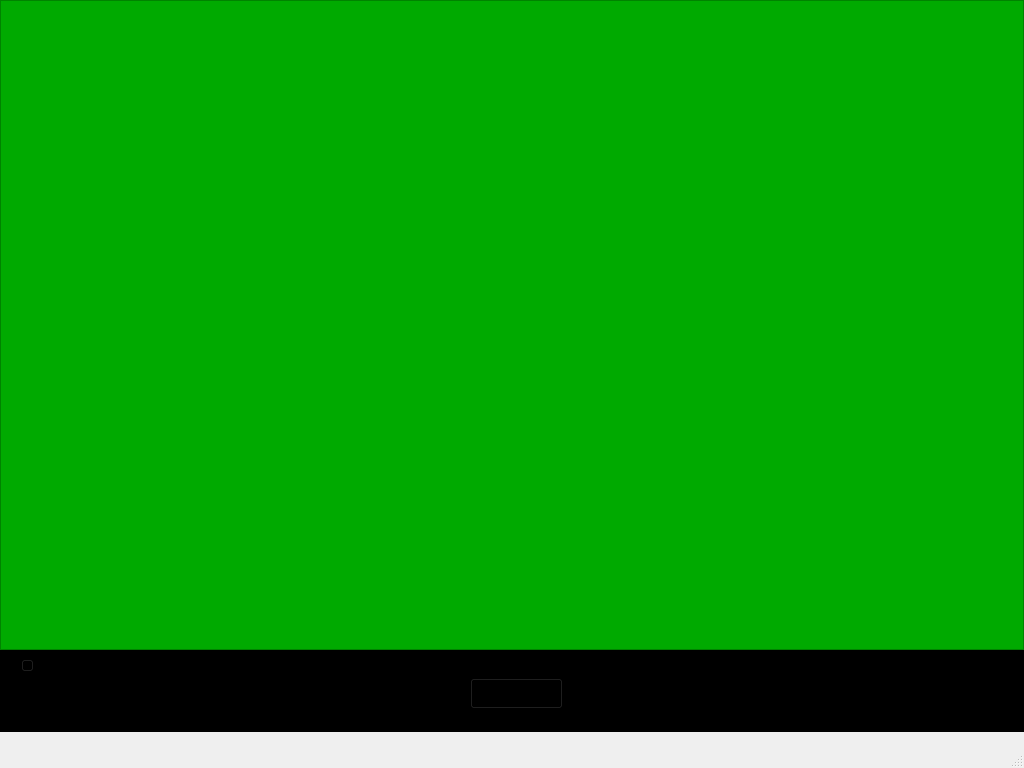
Before: the Qt Designer form ui/mainmenu.ui in DoMinhTuong/python-app, drawn with Qt 5.
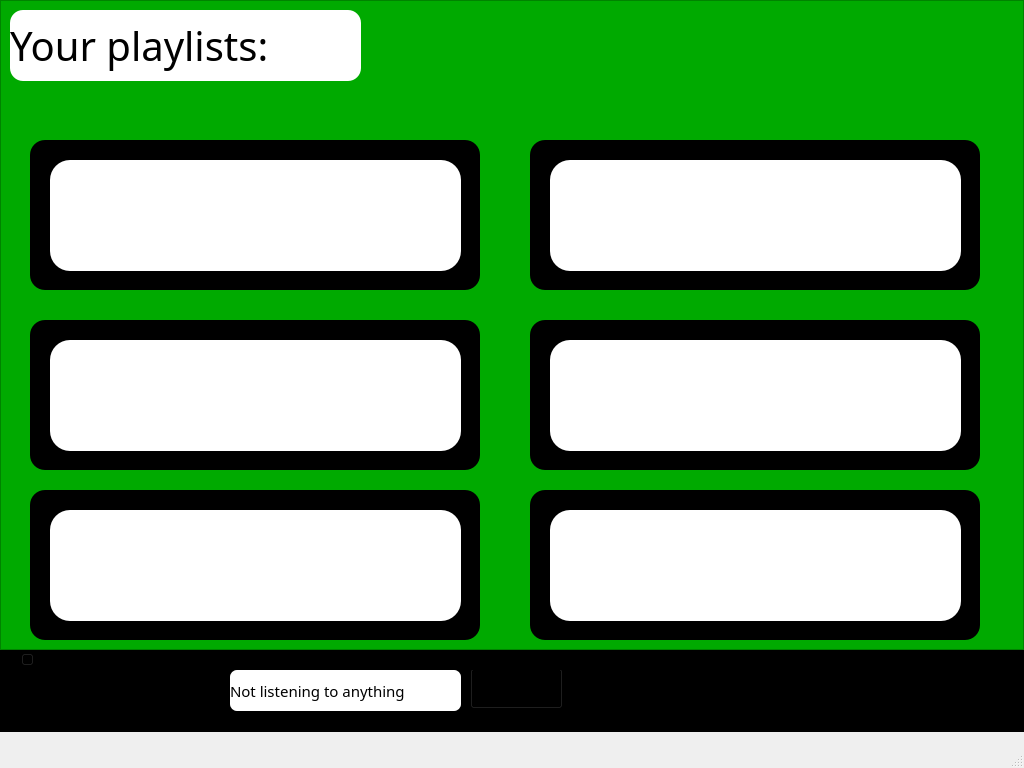
After: the same form once the commit is applied. The open tabs and pages were chosen to show the change. Icons and pictures are not drawn.

Commit message: main menu

The edit to the form file:
```diff
--- a/ui/mainmenu.ui
+++ b/ui/mainmenu.ui
@@ -222,6 +222,317 @@
       <property name="frameShadow">
        <enum>QFrame::Shadow::Raised</enum>
       </property>
+      <widget class="QLabel" name="label_2">
+       <property name="geometry">
+        <rect>
+         <x>10</x>
+         <y>10</y>
+         <width>351</width>
+         <height>71</height>
+        </rect>
+       </property>
+       <property name="font">
+        <font>
+         <family>Segoe UI Black</family>
+         <pointsize>30</pointsize>
+        </font>
+       </property>
+       <property name="styleSheet">
+        <string notr="true">background-color:rgb(255, 255, 255);
+border-radius: 13px;</string>
+       </property>
+       <property name="text">
+        <string>Your playlists:</string>
+       </property>
+      </widget>
+      <widget class="QFrame" name="playlist_frame">
+       <property name="geometry">
+        <rect>
+         <x>30</x>
+         <y>140</y>
+         <width>450</width>
+         <height>150</height>
+        </rect>
+       </property>
+       <property name="styleSheet">
+        <string notr="true">background-color:rgb(0, 0, 0);
+border-radius:15px;</string>
+       </property>
+       <property name="frameShape">
+        <enum>QFrame::Shape::StyledPanel</enum>
+       </property>
+       <property name="frameShadow">
+        <enum>QFrame::Shadow::Raised</enum>
+       </property>
+       <widget class="QPushButton" name="pushButton_12">
+        <property name="geometry">
+         <rect>
+          <x>20</x>
+          <y>20</y>
+          <width>411</width>
+          <height>111</height>
+         </rect>
+        </property>
+        <property name="font">
+         <font>
+          <family>Segoe UI Black</family>
+          <pointsize>20</pointsize>
+         </font>
+        </property>
+        <property name="styleSheet">
+         <string notr="true">background-color:rgb(255, 255, 255);
+border-radius: 20px;
+</string>
+        </property>
+        <property name="text">
+         <string/>
+        </property>
+        <property name="icon">
+         <iconset>
+          <normaloff>../img/plus-solid.svg</normaloff>../img/plus-solid.svg</iconset>
+        </property>
+       </widget>
+      </widget>
+      <widget class="QFrame" name="playlist_frame_2">
+       <property name="geometry">
+        <rect>
+         <x>530</x>
+         <y>140</y>
+         <width>450</width>
+         <height>150</height>
+        </rect>
+       </property>
+       <property name="styleSheet">
+        <string notr="true">background-color:rgb(0, 0, 0);
+border-radius:15px;</string>
+       </property>
+       <property name="frameShape">
+        <enum>QFrame::Shape::StyledPanel</enum>
+       </property>
+       <property name="frameShadow">
+        <enum>QFrame::Shadow::Raised</enum>
+       </property>
+       <widget class="QPushButton" name="pushButton_13">
+        <property name="geometry">
+         <rect>
+          <x>20</x>
+          <y>20</y>
+          <width>411</width>
+          <height>111</height>
+         </rect>
+        </property>
+        <property name="font">
+         <font>
+          <family>Segoe UI Black</family>
+          <pointsize>20</pointsize>
+         </font>
+        </property>
+        <property name="styleSheet">
+         <string notr="true">background-color:rgb(255, 255, 255);
+border-radius: 20px;
+</string>
+        </property>
+        <property name="text">
+         <string/>
+        </property>
+        <property name="icon">
+         <iconset>
+          <normaloff>../img/plus-solid.svg</normaloff>../img/plus-solid.svg</iconset>
+        </property>
+       </widget>
+      </widget>
+      <widget class="QFrame" name="playlist_frame_3">
+       <property name="geometry">
+        <rect>
+         <x>30</x>
+         <y>320</y>
+         <width>450</width>
+         <height>150</height>
+        </rect>
+       </property>
+       <property name="styleSheet">
+        <string notr="true">background-color:rgb(0, 0, 0);
+border-radius:15px;</string>
+       </property>
+       <property name="frameShape">
+        <enum>QFrame::Shape::StyledPanel</enum>
+       </property>
+       <property name="frameShadow">
+        <enum>QFrame::Shadow::Raised</enum>
+       </property>
+       <widget class="QPushButton" name="pushButton_14">
+        <property name="geometry">
+         <rect>
+          <x>20</x>
+          <y>20</y>
+          <width>411</width>
+          <height>111</height>
+         </rect>
+        </property>
+        <property name="font">
+         <font>
+          <family>Segoe UI Black</family>
+          <pointsize>20</pointsize>
+         </font>
+        </property>
+        <property name="styleSheet">
+         <string notr="true">background-color:rgb(255, 255, 255);
+border-radius: 20px;
+</string>
+        </property>
+        <property name="text">
+         <string/>
+        </property>
+        <property name="icon">
+         <iconset>
+          <normaloff>../img/plus-solid.svg</normaloff>../img/plus-solid.svg</iconset>
+        </property>
+       </widget>
+      </widget>
+      <widget class="QFrame" name="playlist_frame_4">
+       <property name="geometry">
+        <rect>
+         <x>530</x>
+         <y>320</y>
+         <width>450</width>
+         <height>150</height>
+        </rect>
+       </property>
+       <property name="styleSheet">
+        <string notr="true">background-color:rgb(0, 0, 0);
+border-radius:15px;</string>
+       </property>
+       <property name="frameShape">
+        <enum>QFrame::Shape::StyledPanel</enum>
+       </property>
+       <property name="frameShadow">
+        <enum>QFrame::Shadow::Raised</enum>
+       </property>
+       <widget class="QPushButton" name="pushButton_15">
+        <property name="geometry">
+         <rect>
+          <x>20</x>
+          <y>20</y>
+          <width>411</width>
+          <height>111</height>
+         </rect>
+        </property>
+        <property name="font">
+         <font>
+          <family>Segoe UI Black</family>
+          <pointsize>20</pointsize>
+         </font>
+        </property>
+        <property name="styleSheet">
+         <string notr="true">background-color:rgb(255, 255, 255);
+border-radius: 20px;
+</string>
+        </property>
+        <property name="text">
+         <string/>
+        </property>
+        <property name="icon">
+         <iconset>
+          <normaloff>../img/plus-solid.svg</normaloff>../img/plus-solid.svg</iconset>
+        </property>
+       </widget>
+      </widget>
+      <widget class="QFrame" name="playlist_frame_5">
+       <property name="geometry">
+        <rect>
+         <x>30</x>
+         <y>490</y>
+         <width>450</width>
+         <height>150</height>
+        </rect>
+       </property>
+       <property name="styleSheet">
+        <string notr="true">background-color:rgb(0, 0, 0);
+border-radius:15px;</string>
+       </property>
+       <property name="frameShape">
+        <enum>QFrame::Shape::StyledPanel</enum>
+       </property>
+       <property name="frameShadow">
+        <enum>QFrame::Shadow::Raised</enum>
+       </property>
+       <widget class="QPushButton" name="pushButton_16">
+        <property name="geometry">
+         <rect>
+          <x>20</x>
+          <y>20</y>
+          <width>411</width>
+          <height>111</height>
+         </rect>
+        </property>
+        <property name="font">
+         <font>
+          <family>Segoe UI Black</family>
+          <pointsize>20</pointsize>
+         </font>
+        </property>
+        <property name="styleSheet">
+         <string notr="true">background-color:rgb(255, 255, 255);
+border-radius: 20px;
+</string>
+        </property>
+        <property name="text">
+         <string/>
+        </property>
+        <property name="icon">
+         <iconset>
+          <normaloff>../img/plus-solid.svg</normaloff>../img/plus-solid.svg</iconset>
+        </property>
+       </widget>
+      </widget>
+      <widget class="QFrame" name="playlist_frame_6">
+       <property name="geometry">
+        <rect>
+         <x>530</x>
+         <y>490</y>
+         <width>450</width>
+         <height>150</height>
+        </rect>
+       </property>
+       <property name="styleSheet">
+        <string notr="true">background-color:rgb(0, 0, 0);
+border-radius:15px;</string>
+       </property>
+       <property name="frameShape">
+        <enum>QFrame::Shape::StyledPanel</enum>
+       </property>
+       <property name="frameShadow">
+        <enum>QFrame::Shadow::Raised</enum>
+       </property>
+       <widget class="QPushButton" name="pushButton_17">
+        <property name="geometry">
+         <rect>
+          <x>20</x>
+          <y>20</y>
+          <width>411</width>
+          <height>111</height>
+         </rect>
+        </property>
+        <property name="font">
+         <font>
+          <family>Segoe UI Black</family>
+          <pointsize>20</pointsize>
+         </font>
+        </property>
+        <property name="styleSheet">
+         <string notr="true">background-color:rgb(255, 255, 255);
+border-radius: 20px;
+</string>
+        </property>
+        <property name="text">
+         <string/>
+        </property>
+        <property name="icon">
+         <iconset>
+          <normaloff>../img/plus-solid.svg</normaloff>../img/plus-solid.svg</iconset>
+        </property>
+       </widget>
+      </widget>
      </widget>
     </widget>
     <widget class="QWidget" name="Mainmenu_page">
@@ -599,26 +910,13 @@
     <property name="frameShadow">
      <enum>QFrame::Shadow::Raised</enum>
     </property>
-    <widget class="QSlider" name="horizontalSlider">
-     <property name="geometry">
-      <rect>
-       <x>20</x>
-       <y>0</y>
-       <width>981</width>
-       <height>31</height>
-      </rect>
-     </property>
-     <property name="orientation">
-      <enum>Qt::Orientation::Horizontal</enum>
-     </property>
-    </widget>
     <widget class="QPushButton" name="pushButton">
      <property name="geometry">
       <rect>
        <x>470</x>
-       <y>28</y>
+       <y>18</y>
        <width>93</width>
-       <height>31</height>
+       <height>41</height>
       </rect>
      </property>
      <property name="text">
@@ -629,6 +927,42 @@
        <normaloff>../img/images.png</normaloff>../img/images.png</iconset>
      </property>
     </widget>
+    <widget class="QLabel" name="label">
+     <property name="geometry">
+      <rect>
+       <x>230</x>
+       <y>20</y>
+       <width>231</width>
+       <height>41</height>
+      </rect>
+     </property>
+     <property name="font">
+      <font>
+       <family>Segoe UI Black</family>
+       <pointsize>11</pointsize>
+      </font>
+     </property>
+     <property name="styleSheet">
+      <string notr="true">background-color:rgb(255, 255, 255);
+border-radius: 7px</string>
+     </property>
+     <property name="text">
+      <string>Not listening to anything</string>
+     </property>
+    </widget>
+    <widget class="QSlider" name="horizontalSlider">
+     <property name="geometry">
+      <rect>
+       <x>20</x>
+       <y>0</y>
+       <width>981</width>
+       <height>20</height>
+      </rect>
+     </property>
+     <property name="orientation">
+      <enum>Qt::Orientation::Horizontal</enum>
+     </property>
+    </widget>
    </widget>
   </widget>
   <widget class="QMenuBar" name="menubar">
```
Left out of the diff: 2 changed lines with no effect on the pictures. The commit also changes 1 other file.
